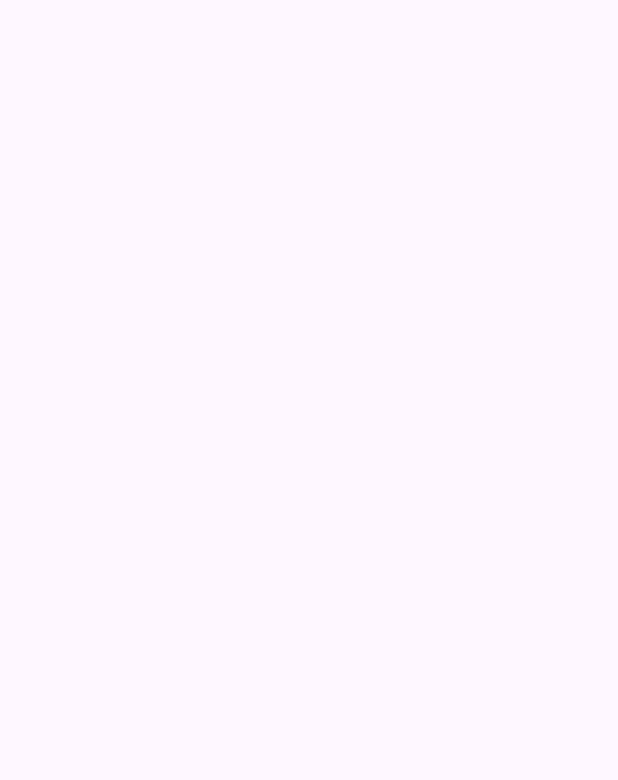
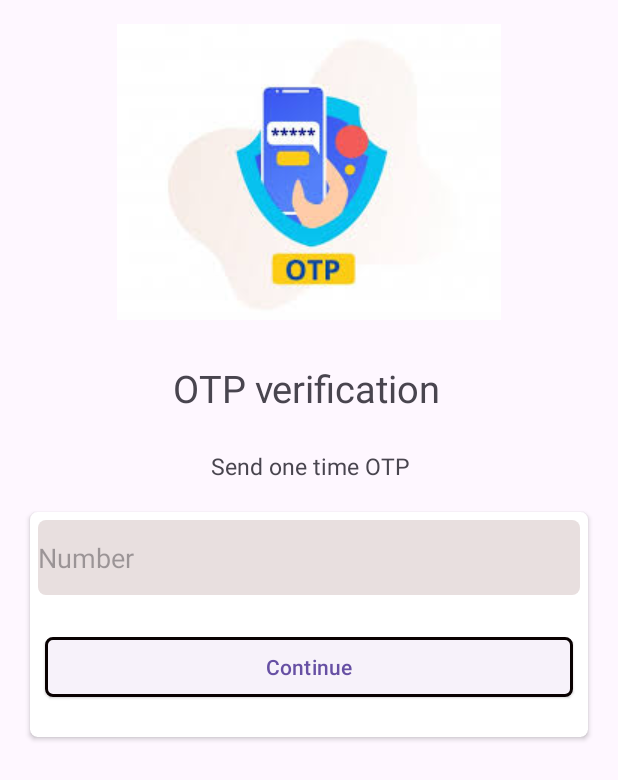
Before and after one commit to rumman321/Chatappdemo-i, an Android app: the screen it shows after launch (VerifificationActivity), on a phone screen of 412 x 824 dp. Before the commit the part shown is empty. Shown: the top 780 px of the screen. Run offline under Robolectric (Android 15) with nearby library versions, the phone set to English and light mode, and no system bars.

Commit message:
Verification 1st page desgin

```diff
--- a/app/build.gradle.kts
+++ b/app/build.gradle.kts
@@ -5,7 +5,7 @@ plugins {
 
 android {
     namespace = "com.example.otp"
-    compileSdk = 33
+    compileSdk = 34
 
     defaultConfig {
         applicationId = "com.example.otp"
--- /dev/null
+++ b/app/src/main/res/drawable/bg.xml
@@ -0,0 +1,6 @@
+<?xml version="1.0" encoding="utf-8"?>
+<shape xmlns:android="http://schemas.android.com/apk/res/android">
+    <corners android:radius="5dp"/>
+    <solid android:color="#E8DFDF"/>
+
+</shape>
--- a/app/src/main/res/layout/activity_verifification.xml
+++ b/app/src/main/res/layout/activity_verifification.xml
@@ -6,4 +6,88 @@
     android:layout_height="match_parent"
     tools:context=".VerifificationActivity">
 
+    <ImageView
+        android:id="@+id/imageView"
+        android:layout_width="wrap_content"
+        android:layout_height="wrap_content"
+        android:layout_marginTop="16dp"
+        android:src="@drawable/img"
+        app:layout_constraintEnd_toEndOf="parent"
+        app:layout_constraintStart_toStartOf="parent"
+        app:layout_constraintTop_toTopOf="parent" />
+
+    <TextView
+        android:id="@+id/otpverification"
+        android:textSize="25dp"
+        android:layout_width="wrap_content"
+        android:layout_height="wrap_content"
+        android:layout_marginTop="28dp"
+        android:text="OTP verification"
+        app:layout_constraintEnd_toEndOf="@+id/imageView"
+        app:layout_constraintHorizontal_bias="0.485"
+        app:layout_constraintStart_toStartOf="@+id/imageView"
+        app:layout_constraintTop_toBottomOf="@+id/imageView" />
+
+    <TextView
+        android:id="@+id/otp"
+        android:layout_width="wrap_content"
+        android:layout_height="wrap_content"
+        android:layout_marginTop="24dp"
+        android:text="Send one time OTP"
+        android:textSize="15dp"
+        app:layout_constraintEnd_toEndOf="@+id/otpverification"
+        app:layout_constraintHorizontal_bias="0.555"
+        app:layout_constraintStart_toStartOf="@+id/otpverification"
+        app:layout_constraintTop_toBottomOf="@+id/otpverification" />
+
+    <androidx.cardview.widget.CardView
+        android:layout_width="match_parent"
+        android:layout_height="150dp"
+        android:layout_margin="20sp"
+        android:layout_marginTop="56dp"
+        android:padding="10dp"
+        app:cardCornerRadius="5dp"
+        app:cardMaxElevation="5dp"
+        app:layout_constraintEnd_toEndOf="parent"
+        app:layout_constraintHorizontal_bias="0.6"
+        app:layout_constraintStart_toStartOf="parent"
+        app:layout_constraintTop_toBottomOf="@+id/otp">
+        <androidx.constraintlayout.widget.ConstraintLayout
+            android:layout_width="match_parent"
+            android:layout_height="match_parent">
+
+            <EditText
+                android:id="@+id/phonenumber"
+                android:layout_width="match_parent"
+                android:background="@drawable/bg"
+                android:layout_margin="5dp"
+                android:layout_height="50dp"
+                android:hint="Number"
+                app:layout_constraintEnd_toEndOf="parent"
+                app:layout_constraintStart_toStartOf="parent"
+                app:layout_constraintTop_toTopOf="parent" />
+
+            <Button
+                style="@style/Widget.Material3.Button.ElevatedButton"
+                android:layout_width="match_parent"
+                android:layout_height="wrap_content"
+                android:layout_marginTop="24dp"
+                android:layout_marginRight="10dp"
+                android:layout_marginLeft="10dp"
+                android:text="Continue"
+                app:cornerRadius="5dp"
+                app:layout_constraintEnd_toEndOf="@+id/phonenumber"
+                app:layout_constraintHorizontal_bias="0.498"
+                app:layout_constraintStart_toStartOf="@+id/phonenumber"
+                app:layout_constraintTop_toBottomOf="@+id/phonenumber"
+                app:strokeColor="#090101"
+                app:strokeWidth="2dp" />
+
+
+        </androidx.constraintlayout.widget.ConstraintLayout>
+
+
+    </androidx.cardview.widget.CardView>
+
+
 </androidx.constraintlayout.widget.ConstraintLayout>
```
Also changed, not shown: app/src/main/res/drawable/img.png (added).
